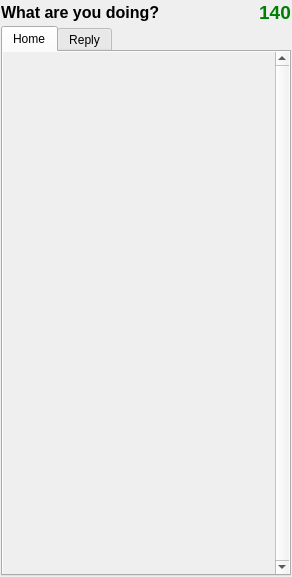
Before: the Qt Designer form src/mainwindow_base.ui in mtux/choqok-old, drawn with Qt 5.
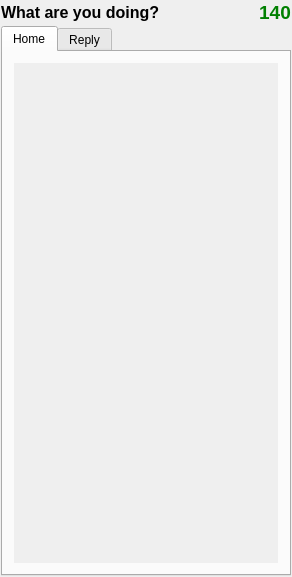
After: the same form once the commit is applied. Custom widgets are drawn as their Qt base class.

Diff of the .ui file:
```diff
--- a/src/mainwindow_base.ui
+++ b/src/mainwindow_base.ui
@@ -101,14 +101,14 @@
        <string>Home</string>
       </attribute>
       <layout class="QGridLayout" name="gridLayout" >
-       <property name="margin" >
-        <number>0</number>
-       </property>
-       <property name="spacing" >
-        <number>0</number>
-       </property>
        <item row="0" column="0" >
         <widget class="QScrollArea" name="homeScroll" >
+         <property name="sizePolicy" >
+          <sizepolicy vsizetype="Expanding" hsizetype="Preferred" >
+           <horstretch>0</horstretch>
+           <verstretch>0</verstretch>
+          </sizepolicy>
+         </property>
          <property name="frameShape" >
           <enum>QFrame::NoFrame</enum>
          </property>
@@ -116,10 +116,10 @@
           <enum>QFrame::Plain</enum>
          </property>
          <property name="verticalScrollBarPolicy" >
-          <enum>Qt::ScrollBarAlwaysOn</enum>
+          <enum>Qt::ScrollBarAsNeeded</enum>
          </property>
          <property name="horizontalScrollBarPolicy" >
-          <enum>Qt::ScrollBarAlwaysOff</enum>
+          <enum>Qt::ScrollBarAsNeeded</enum>
          </property>
          <property name="widgetResizable" >
           <bool>true</bool>
@@ -129,8 +129,8 @@
            <rect>
             <x>0</x>
             <y>0</y>
-            <width>267</width>
-            <height>512</height>
+            <width>274</width>
+            <height>504</height>
            </rect>
           </property>
           <layout class="QVBoxLayout" name="verticalLayout" >
```
Left out of the diff: 20 changed lines with no effect on the pictures.
